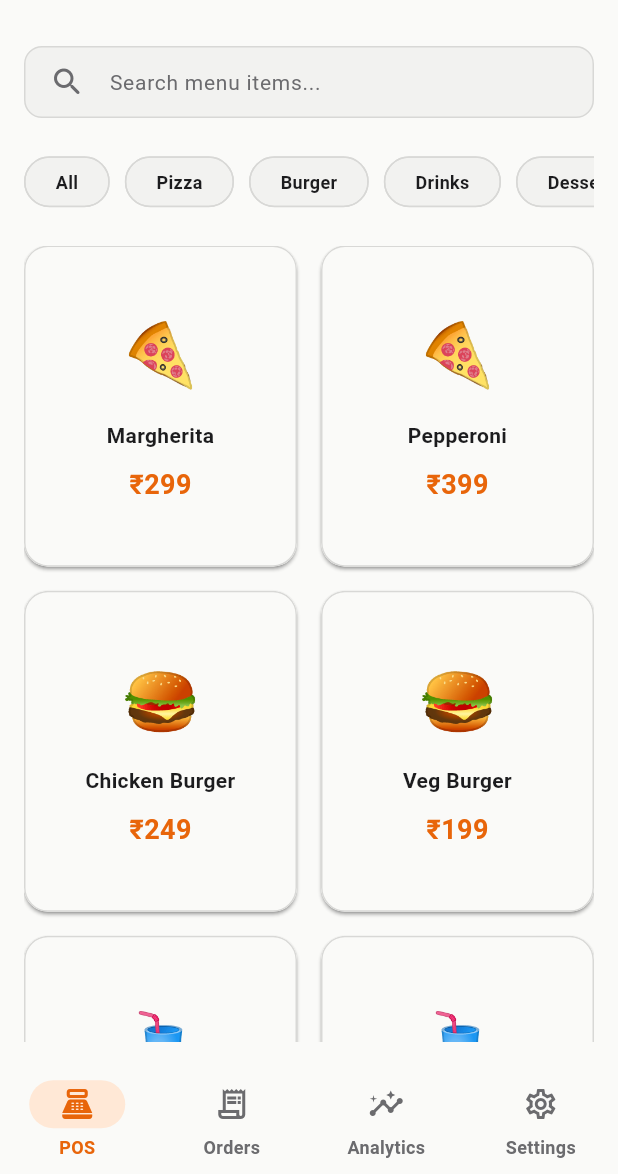
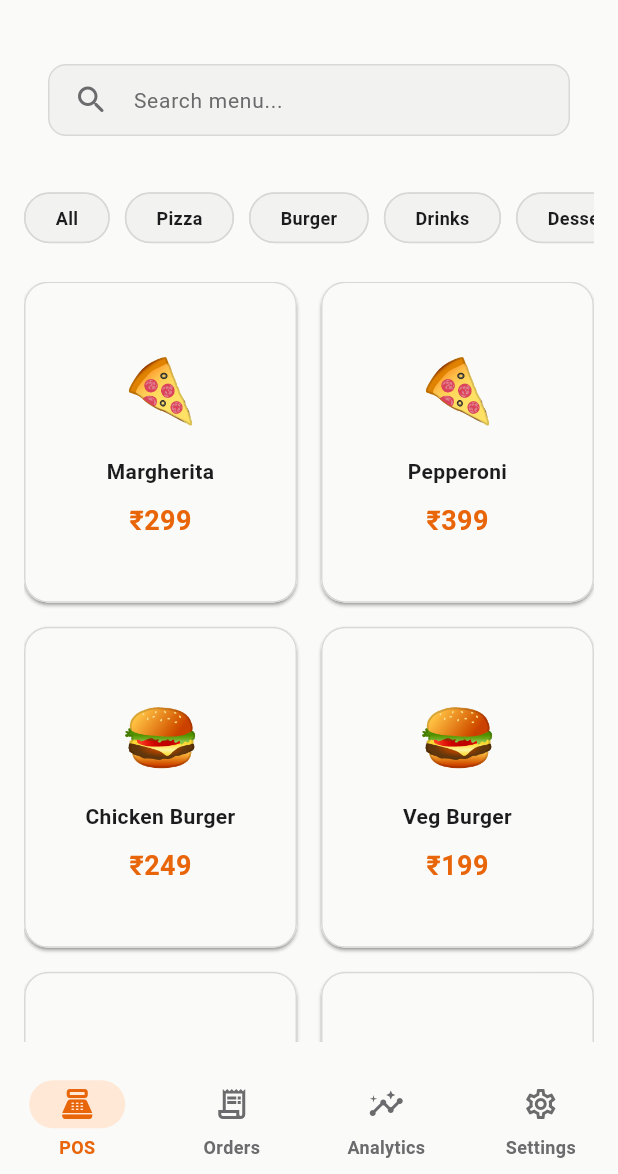
Before and after one commit to raiyan-aaliyar/restaurant-pos, a Flutter app: the screen it shows after launch, on a phone screen of 412 x 824 dp, the part 62-1236 px from its top. Run offline on Flutter 3.47's test engine with Material 3 defaults, Android fonts, the phone set to English and light mode, and no system bars; our stand-ins replace flutter_riverpod, go_router.

Commit message:
Refactor POS UI into reusable widgets

```diff
--- /dev/null
+++ b/lib/data/models/category.dart
@@ -0,0 +1,9 @@
+class Category {
+  final String id;
+  final String name;
+
+  const Category({
+    required this.id,
+    required this.name,
+  });
+}
--- a/lib/features/pos/presentation/screens/pos_screen.dart
+++ b/lib/features/pos/presentation/screens/pos_screen.dart
@@ -1,8 +1,7 @@
 import 'package:flutter/material.dart';
-
-import 'package:restobill/core/design/widgets/app_search_bar.dart';
-import 'package:restobill/data/datasources/fake_data.dart';
-import 'package:restobill/features/pos/presentation/wedgets/product_card.dart';
+import 'package:restobill/features/pos/presentation/widgets/category_list.dart';
+import 'package:restobill/features/pos/presentation/widgets/product_grid.dart';
+import 'package:restobill/features/pos/presentation/widgets/search_section.dart';
 
 class PosScreen extends StatelessWidget {
   const PosScreen({super.key});
@@ -42,49 +41,17 @@ class PosScreen extends StatelessWidget {
         padding: const EdgeInsets.all(16),
         child: Column(
           children: [
-            const AppSearchBar(
-              hintText: "Search menu items...",
-            ),
+            const SearchSection(),
 
             const SizedBox(height: 20),
 
-            SizedBox(
-              height: 45,
-              child: ListView(
-                scrollDirection: Axis.horizontal,
-                children: [
-                  _categoryChip("All"),
-                  _categoryChip("Pizza"),
-                  _categoryChip("Burger"),
-                  _categoryChip("Drinks"),
-                  _categoryChip("Desserts"),
-                  _categoryChip("Snacks"),
-                ],
-              ),
-            ),
+            CategoryList(),
 
             const SizedBox(height: 20),
 
             Expanded(
-              child: GridView.builder(
-                itemCount: products.length,
-                gridDelegate:
-                    SliverGridDelegateWithFixedCrossAxisCount(
-                  crossAxisCount: crossAxisCount,
-                  crossAxisSpacing: 16,
-                  mainAxisSpacing: 16,
-                  childAspectRatio: .85,
-                ),
-                itemBuilder: (context, index) {
-                  final product = products[index];
-
-                  return ProductCard(
-                    product: product,
-                    onTap: () {
-                      debugPrint("${product.name} tapped");
-                    },
-                  );
-                },
+              child: ProductGrid(
+                crossAxisCount: crossAxisCount,
               ),
             ),
           ],
@@ -92,68 +59,4 @@ class PosScreen extends StatelessWidget {
       ),
     );
   }
-
-  Widget _categoryChip(String title) {
-    return Padding(
-      padding: const EdgeInsets.only(right: 10),
-      child: Chip(
-        label: Text(title),
-      ),
-    );
-  }
 }
-
-
-
-
-
-
-
-
-
-
-
-
-
-
-
-// class _PosLayout extends StatelessWidget {
-//   const _PosLayout({
-//     required this.columns,
-//     required this.gridAspectRatio,
-//   });
-
-//   final int columns;
-//   final double gridAspectRatio;
-
-//   @override
-//   Widget build(BuildContext context) {
-//     return PlaceholderContent(
-//       icon: Icons.point_of_sale_rounded,
-//       title: 'Point of Sale',
-//       description:
-//           'Menu grid, cart, and checkout will be implemented here.',
-//       children: [
-//         Expanded(
-//           child: GridView.builder(
-//             itemCount: products.length,
-//             gridDelegate: SliverGridDelegateWithFixedCrossAxisCount(
-//               crossAxisCount: columns,
-//               crossAxisSpacing: 12,
-//               mainAxisSpacing: 12,
-//               childAspectRatio: gridAspectRatio,
-//             ),
-//           itemBuilder: (context, index) {
-//             return ProductCard(
-//               product: products[index],
-//               onTap: () {
-//                 debugPrint('${products[index].name} tapped');
-//               },
-//             );
-//     },
-//           ),
-//         ),
-//       ],
-//     );
-//   }
-// }
--- /dev/null
+++ b/lib/features/pos/presentation/widgets/category_list.dart
@@ -0,0 +1,39 @@
+import 'package:flutter/material.dart';
+
+class CategoryList extends StatelessWidget {
+  const CategoryList({super.key});
+
+  @override
+  Widget build(BuildContext context) {
+    return SizedBox(
+      height: 45,
+      child: ListView(
+        scrollDirection: Axis.horizontal,
+        children: const [
+          _CategoryChip("All"),
+          _CategoryChip("Pizza"),
+          _CategoryChip("Burger"),
+          _CategoryChip("Drinks"),
+          _CategoryChip("Desserts"),
+          _CategoryChip("Snacks"),
+        ],
+      ),
+    );
+  }
+}
+
+class _CategoryChip extends StatelessWidget {
+  final String title;
+
+  const _CategoryChip(this.title);
+
+  @override
+  Widget build(BuildContext context) {
+    return Padding(
+      padding: const EdgeInsets.only(right: 10),
+      child: Chip(
+        label: Text(title),
+      ),
+    );
+  }
+}
--- /dev/null
+++ b/lib/features/pos/presentation/widgets/product_grid.dart
@@ -0,0 +1,35 @@
+import 'package:flutter/material.dart';
+import 'package:restobill/data/datasources/fake_data.dart';
+import 'package:restobill/features/pos/presentation/widgets/product_card.dart';
+
+class ProductGrid extends StatelessWidget {
+  const ProductGrid({
+    super.key,
+    required this.crossAxisCount,
+  });
+
+  final int crossAxisCount;
+
+  @override
+  Widget build(BuildContext context) {
+    return GridView.builder(
+      itemCount: products.length,
+      gridDelegate: SliverGridDelegateWithFixedCrossAxisCount(
+        crossAxisCount: crossAxisCount,
+        crossAxisSpacing: 16,
+        mainAxisSpacing: 16,
+        childAspectRatio: .85,
+      ),
+      itemBuilder: (context, index) {
+        final product = products[index];
+
+        return ProductCard(
+          product: product,
+          onTap: () {
+            debugPrint("${product.name} tapped");
+          },
+        );
+      },
+    );
+  }
+}
--- /dev/null
+++ b/lib/features/pos/presentation/widgets/search_section.dart
@@ -0,0 +1,19 @@
+import 'package:flutter/material.dart';
+import 'package:restobill/core/design/widgets/app_search_bar.dart';
+
+class SearchSection extends StatelessWidget {
+  const SearchSection({super.key});
+
+  @override
+  Widget build(BuildContext context) {
+    return const Padding(
+      padding: EdgeInsets.symmetric(
+        horizontal: 16,
+        vertical: 12,
+      ),
+      child: AppSearchBar(
+        hintText: 'Search menu...',
+      ),
+    );
+  }
+}
```
Also changed, not shown: lib/features/pos/presentation/wedgets/category_list.dart (deleted), lib/features/pos/presentation/wedgets/product_grid.dart (deleted), lib/features/pos/presentation/wedgets/search_section.dart (deleted), lib/features/pos/presentation/widgets/cart_panel.dart (added), lib/features/pos/presentation/widgets/product_card.dart (renamed from lib/features/pos/presentation/wedgets/product_card.dart).
